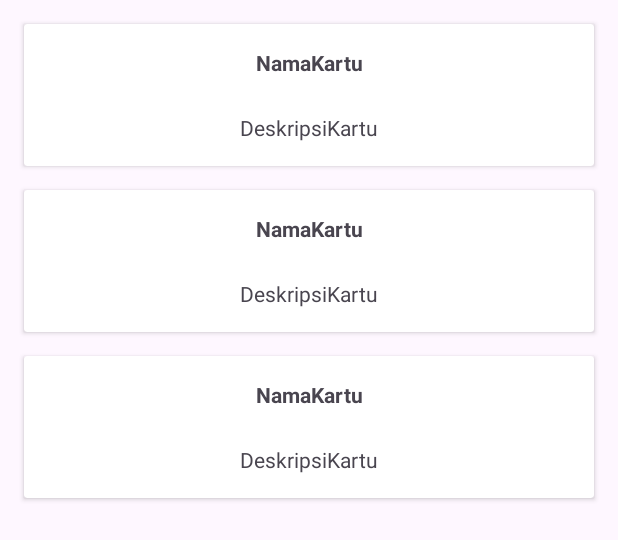
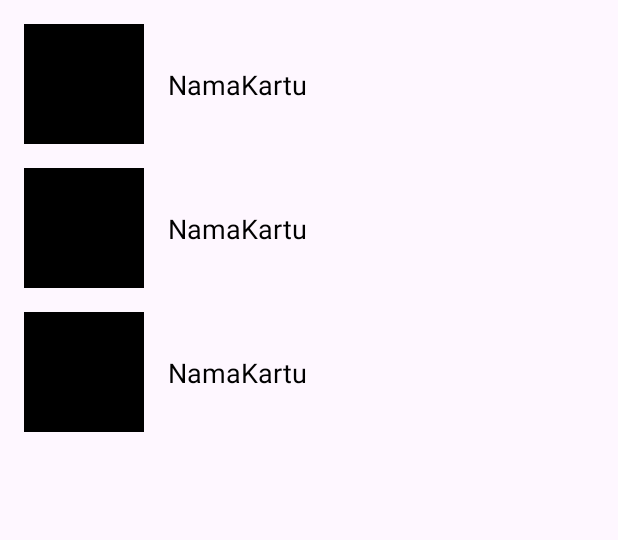
Before and after one commit to BrianTzr/UTS_LAB_PEMOB, an Android app: the layout activity_main.xml on its own in the app's theme, with its tools: preview values and no code run, on a phone screen of 412 x 824 dp. Shown: the top 540 px of the screen. Run offline under Robolectric (Android 15) with nearby library versions, the phone set to English and light mode, and no system bars.

```diff
--- a/app/build.gradle.kts
+++ b/app/build.gradle.kts
@@ -1,6 +1,7 @@
 plugins {
     alias(libs.plugins.android.application)
     alias(libs.plugins.kotlin.android)
+    id("kotlin-kapt")
 }
 
 android {
@@ -49,6 +50,9 @@ dependencies {
     implementation(libs.retrofit)
     implementation(libs.gsonConverter)
     implementation(libs.androidx.recyclerview)
+    implementation(libs.glide)
+    kapt(libs.compiler)
+
 
 
 
--- a/app/src/main/AndroidManifest.xml
+++ b/app/src/main/AndroidManifest.xml
@@ -15,10 +15,7 @@
         android:theme="@style/Theme.UTS"
         tools:targetApi="31">
         <activity
-            android:name=".MainActivity2"
-            android:exported="false" />
-        <activity
-            android:name=".List"
+            android:name=".Detail"
             android:exported="false" />
         <activity
             android:name=".MainActivity"
--- a/app/src/main/res/layout/activity_main.xml
+++ b/app/src/main/res/layout/activity_main.xml
@@ -14,8 +14,10 @@
         android:padding="8dp"
         app:layout_constraintBottom_toBottomOf="parent"
         app:layout_constraintEnd_toEndOf="parent"
+        app:layout_constraintHorizontal_bias="1.0"
         app:layout_constraintStart_toStartOf="parent"
         app:layout_constraintTop_toTopOf="parent"
+        app:layout_constraintVertical_bias="1.0"
         tools:listitem="@layout/list_item" />
 
 </androidx.constraintlayout.widget.ConstraintLayout>
--- a/app/src/main/res/layout/list_item.xml
+++ b/app/src/main/res/layout/list_item.xml
@@ -1,39 +1,71 @@
 <?xml version="1.0" encoding="utf-8"?>
-<androidx.cardview.widget.CardView
-    xmlns:android="http://schemas.android.com/apk/res/android"
+<androidx.constraintlayout.widget.ConstraintLayout xmlns:android="http://schemas.android.com/apk/res/android"
     xmlns:app="http://schemas.android.com/apk/res-auto"
-    xmlns:tools="http://schemas.android.com/tools"
     android:layout_width="match_parent"
     android:layout_height="wrap_content"
-    android:layout_margin="8dp">
+    android:padding="8dp">
 
-    <androidx.constraintlayout.widget.ConstraintLayout
-        android:layout_width="match_parent"
+    <ImageView
+        android:id="@+id/cardImage"
+        android:layout_width="80dp"
+        android:layout_height="80dp"
+        android:background="@color/black"
+        app:layout_constraintStart_toStartOf="parent"
+        app:layout_constraintTop_toTopOf="parent"
+        app:layout_constraintBottom_toBottomOf="parent"
+        android:contentDescription="Card Image" />
+
+    <TextView
+        android:id="@+id/cardName"
+        android:layout_width="0dp"
         android:layout_height="wrap_content"
-        android:orientation="vertical"
-        android:padding="16dp">
+        android:layout_marginStart="16dp"
+        android:textSize="18sp"
+        android:text="@string/nama_kartu"
+        android:textColor="@android:color/black"
+        app:layout_constraintStart_toEndOf="@id/cardImage"
+        app:layout_constraintTop_toTopOf="@id/cardImage"
+        app:layout_constraintEnd_toEndOf="parent"
+        app:layout_constraintBottom_toBottomOf="@id/cardImage" />
+
+</androidx.constraintlayout.widget.ConstraintLayout>
+
+    <!--<?xml version="1.0" encoding="utf-8"?>-->
+<!--<androidx.cardview.widget.CardView-->
+<!--    xmlns:android="http://schemas.android.com/apk/res/android"-->
+<!--    xmlns:app="http://schemas.android.com/apk/res-auto"-->
+<!--    xmlns:tools="http://schemas.android.com/tools"-->
+<!--    android:layout_width="match_parent"-->
+<!--    android:layout_height="wrap_content"-->
+<!--    android:layout_margin="8dp">-->
+
+<!--    <androidx.constraintlayout.widget.ConstraintLayout-->
+<!--        android:layout_width="match_parent"-->
+<!--        android:layout_height="wrap_content"-->
+<!--        android:orientation="vertical"-->
+<!--        android:padding="16dp">-->
 
 
-        <TextView
-            android:id="@+id/nama"
-            android:layout_width="wrap_content"
-            android:layout_height="wrap_content"
-            android:text="@string/nama_kartu"
-            android:textStyle="bold"
-            app:layout_constraintEnd_toEndOf="parent"
-            app:layout_constraintStart_toStartOf="parent"
-            app:layout_constraintTop_toTopOf="parent" />
+<!--        <TextView-->
+<!--            android:id="@+id/nama"-->
+<!--            android:layout_width="wrap_content"-->
+<!--            android:layout_height="wrap_content"-->
+<!--            android:text="@string/nama_kartu"-->
+<!--            android:textStyle="bold"-->
+<!--            app:layout_constraintEnd_toEndOf="parent"-->
+<!--            app:layout_constraintStart_toStartOf="parent"-->
+<!--            app:layout_constraintTop_toTopOf="parent" />-->
 
-        <TextView
-            android:id="@+id/desc"
-            android:layout_width="wrap_content"
-            android:layout_height="wrap_content"
-            android:layout_marginTop="24dp"
-            android:text="@string/Deskripsi"
-            app:layout_constraintEnd_toEndOf="parent"
-            app:layout_constraintStart_toStartOf="parent"
-            app:layout_constraintTop_toBottomOf="@+id/nama" />
+<!--        <TextView-->
+<!--            android:id="@+id/desc"-->
+<!--            android:layout_width="wrap_content"-->
+<!--            android:layout_height="wrap_content"-->
+<!--            android:layout_marginTop="24dp"-->
+<!--            android:text="@string/Deskripsi"-->
+<!--            app:layout_constraintEnd_toEndOf="parent"-->
+<!--            app:layout_constraintStart_toStartOf="parent"-->
+<!--            app:layout_constraintTop_toBottomOf="@+id/nama" />-->
 
 
-    </androidx.constraintlayout.widget.ConstraintLayout>
-</androidx.cardview.widget.CardView>
+<!--    </androidx.constraintlayout.widget.ConstraintLayout>-->
+<!--</androidx.cardview.widget.CardView>-->
--- a/gradle/libs.versions.toml
+++ b/gradle/libs.versions.toml
@@ -1,5 +1,6 @@
 [versions]
 agp = "8.6.0"
+glide = "4.12.0"
 kotlin = "1.9.0"
 coreKtx = "1.13.1"
 junit = "4.13.2"
@@ -15,6 +16,8 @@ recyclerview = "1.2.1"
 
 [libraries]
 androidx-core-ktx = { group = "androidx.core", name = "core-ktx", version.ref = "coreKtx" }
+compiler = { module = "com.github.bumptech.glide:compiler", version.ref = "glide" }
+glide = { module = "com.github.bumptech.glide:glide", version.ref = "glide" }
 junit = { group = "junit", name = "junit", version.ref = "junit" }
 androidx-junit = { group = "androidx.test.ext", name = "junit", version.ref = "junitVersion" }
 androidx-espresso-core = { group = "androidx.test.espresso", name = "espresso-core", version.ref = "espressoCore" }
```
Also changed, not shown: app/src/main/java/com/example/uts/APIinterface.java (deleted, +0 -11 lines), app/src/main/java/com/example/uts/ApiClient.kt (added, +14 -0 lines), app/src/main/java/com/example/uts/ApiResponse.kt (added, +43 -0 lines), app/src/main/java/com/example/uts/ApiService.kt (added, +15 -0 lines), app/src/main/java/com/example/uts/CardAdapter.kt (added, +34 -0 lines), app/src/main/java/com/example/uts/Detail.kt (added, +20 -0 lines), app/src/main/java/com/example/uts/MainActivity.kt (+17 -34 lines), app/src/main/java/com/example/uts/Post.java (deleted, +0 -20 lines), app/src/main/java/com/example/uts/PostAdapter.java (deleted, +0 -55 lines), app/src/main/java/com/example/uts/RetrofitClient.java (deleted, +0 -22 lines), app/src/main/res/layout/activity_detail.xml (added, +10 -0 lines).
